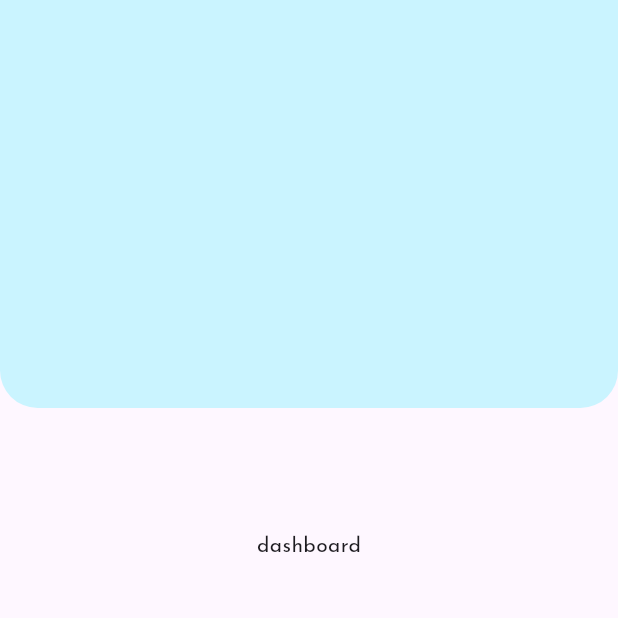
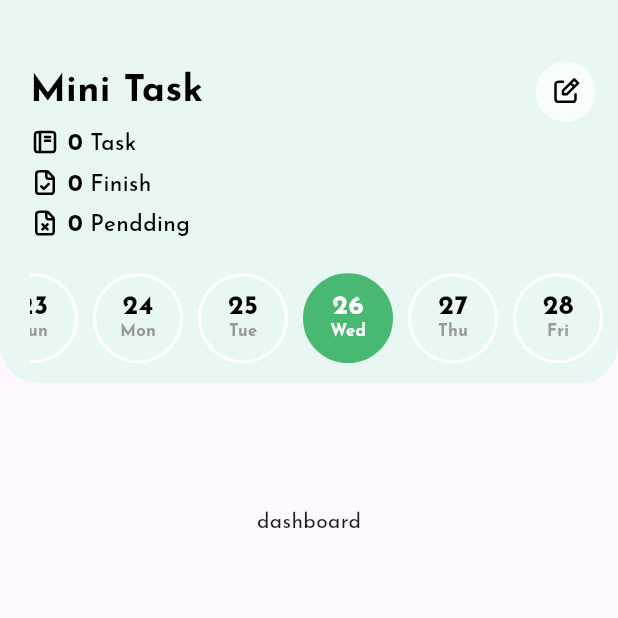
Before and after one commit to adimaulanaa/mitask, a Flutter app: the screen it shows after launch, on a phone screen of 412 x 824 dp, the top half of it. Run offline on Flutter 3.47's test engine with Material 3 defaults, Android fonts, the phone set to English and light mode, and no system bars; our stand-ins replace dartz, equatable, flutter_bloc, flutter_svg, get_it, shared_preferences and 1 more; accounts and stored records are empty.

Commit message:
UI select date

```diff
--- a/lib/core/media/media_colors.dart
+++ b/lib/core/media/media_colors.dart
@@ -15,7 +15,7 @@ class AppColors {
   static const Color bgRed = Color(0xFFFF0000);
 
 
-  static const Color primary = Color(0xFF81BFDA);
-  static const Color secondary = Color(0xFF608BC1);
+  static const Color primary = Color(0xFF49B873);
+  static const Color secondary = Color(0xFFE8F7F4);
   static const Color tertiary = Color(0xFFC4D7FF);
 }
--- a/lib/core/media/media_res.dart
+++ b/lib/core/media/media_res.dart
@@ -6,19 +6,16 @@ class MediaRes {
 
   // ! Core File
   static const logo = '$_baseImage/logo.png';
-  static const back = '$_baseIcon/arrow-left.svg';
-  static const warning = '$_baseIcon/info-warning.svg';
-  static const setting = '$_baseIcon/settings.svg';
-  static const close = '$_baseIcon/close.svg';
-  static const deleteUser = '$_baseIcon/user-delete.svg';
-  static const addUser = '$_baseIcon/user-add.svg';
-  static const dSearch = '$_baseIcon/search.svg';
-  static const dSearchRight = '$_baseIcon/search-right.svg';
-  static const dEditPencil = '$_baseIcon/edit-pencil.svg';
 
   // ! Onboarding
   static const omboarding = '$_baseImage/logo.png';
 
+  // ! Dashboard
+  static const addTask = '$_baseIcon/task-add.svg';
+  static const finishTask = '$_baseIcon/finish-task.svg';
+  static const penddingTask = '$_baseIcon/task-pendding.svg';
+  static const allTask = '$_baseIcon/all-task.svg';
+
 
 
 }
--- a/lib/features/dashboard/presentation/pages/dashboard_screen.dart
+++ b/lib/features/dashboard/presentation/pages/dashboard_screen.dart
@@ -1,11 +1,15 @@
 import 'package:flutter/material.dart';
 import 'package:flutter_bloc/flutter_bloc.dart';
+import 'package:flutter_svg/svg.dart';
 import 'package:mitask/core/config/config_resources.dart';
 import 'package:mitask/core/media/media_colors.dart';
+import 'package:mitask/core/media/media_res.dart';
+import 'package:mitask/core/media/media_text.dart';
 import 'package:mitask/core/utils/loading_helpers.dart';
 import 'package:mitask/core/utils/snackbar_extension.dart';
 import 'package:mitask/features/dashboard/data/models/model.dart';
 import 'package:mitask/features/dashboard/presentation/bloc/bloc.dart';
+import 'package:mitask/features/dashboard/presentation/widgets/view_date.dart';
 
 class DashboardScreen extends StatefulWidget {
   const DashboardScreen({super.key});
@@ -15,12 +19,31 @@ class DashboardScreen extends StatefulWidget {
 }
 
 class _DashboardScreenState extends State<DashboardScreen> {
+  final ScrollController _scrollController = ScrollController();
+  DateTime now = DateTime.now();
   List<DateModel> listDate = [];
+  String inDay = '';
+  String inDayName = '';
+  String inDayTask = '';
+  String inDayFinishTask = '';
+  String inDayPenddingTask = '';
 
   @override
   void initState() {
     super.initState();
     context.read<DashboardBloc>().add(const GetDashboard());
+  }
+
+  void scrollToToday() {
+    int todayIndex = listDate.indexWhere((e) => e.date == now.day.toString());
+    if (todayIndex != -1) {
+      double targetOffset = todayIndex * 70.0; // 70 = perkiraan lebar tiap item
+      _scrollController.animateTo(
+        targetOffset,
+        duration: const Duration(milliseconds: 800),
+        curve: Curves.easeInOut,
+      );
+    }
   }
 
   @override
@@ -39,6 +62,8 @@ class _DashboardScreenState extends State<DashboardScreen> {
           } else if (state is DashboardLoaded) {
             if (state.data.isNotEmpty) {
               listDate = state.data;
+              selectedDate(now.day.toString());
+              scrollToToday();
             }
           }
         },
@@ -47,7 +72,7 @@ class _DashboardScreenState extends State<DashboardScreen> {
             return Stack(
               children: [
                 _bodyData(context, size), // Latar belakang utama
-                if (state is DashboardLoading ) ...[
+                if (state is DashboardLoading) ...[
                   // Layar semi-transparan gelap
                   Container(
                     color: Colors.black.withOpacity(0.5),
@@ -67,14 +92,74 @@ class _DashboardScreenState extends State<DashboardScreen> {
     return Column(
       children: [
         Container(
-          height: size.height * 0.33,
+          height: size.height * 0.31,
           width: size.width,
+          padding: const EdgeInsets.only(left: 20),
           decoration: const BoxDecoration(
-            color: AppColors.bgMain,
+            color: AppColors.secondary,
             borderRadius: BorderRadius.only(
               bottomLeft: Radius.circular(25),
               bottomRight: Radius.circular(25),
             ),
+          ),
+          child: Column(
+            crossAxisAlignment: CrossAxisAlignment.start,
+            children: [
+              SizedBox(height: size.height * 0.05),
+              Row(
+                mainAxisAlignment: MainAxisAlignment.spaceBetween,
+                children: [
+                  Text(
+                    'Mini Task',
+                    style: blackTextstyle.copyWith(
+                      fontSize: 25,
+                      fontWeight: bold,
+                    ),
+                  ),
+                  Container(
+                    height: 40,
+                    width: 40,
+                    padding: const EdgeInsets.all(10),
+                    margin: const EdgeInsets.only(right: 15),
+                    decoration: BoxDecoration(
+                      color: AppColors.bgColor.withOpacity(0.7),
+                      borderRadius: const BorderRadius.all(
+                        Radius.circular(100),
+                      ),
+                    ),
+                    child: SvgPicture.asset(
+                      MediaRes.addTask,
+                      fit: BoxFit.contain,
+                      // width: 20,
+                      // ignore: deprecated_member_use
+                      color: AppColors.bgBlack,
+                    ),
+                  ),
+                ],
+              ),
+              // SizedBox(height: size.height * 0.04),
+              infoTitleTask(MediaRes.allTask, inDayTask, 'Task'),
+              infoTitleTask(MediaRes.finishTask, inDayFinishTask, 'Finish'),
+              infoTitleTask(
+                  MediaRes.penddingTask, inDayPenddingTask, 'Pendding'),
+              const SizedBox(height: 20),
+              SingleChildScrollView(
+                controller: _scrollController,
+                scrollDirection: Axis.horizontal,
+                child: Row(
+                  children: listDate.map((e) {
+                    return InkWell(
+                      onTap: () => selectedDate(e.date.toString()),
+                      child: DateCircle(
+                        date: e.date.toString(),
+                        day: e.day.toString(),
+                        inDay: inDay,
+                      ),
+                    );
+                  }).toList(),
+                ),
+              )
+            ],
           ),
         ),
         SizedBox(height: size.height * 0.1),
@@ -82,4 +167,56 @@ class _DashboardScreenState extends State<DashboardScreen> {
       ],
     );
   }
+
+  Row infoTitleTask(String icon, value, name) {
+    return Row(
+      // crossAxisAlignment: CrossAxisAlignment.center,
+      children: [
+        SvgPicture.asset(
+          icon,
+          fit: BoxFit.contain,
+          width: 20,
+          // ignore: deprecated_member_use
+          color: AppColors.bgBlack,
+        ),
+        const SizedBox(width: 5),
+        Padding(
+          padding: const EdgeInsets.only(top: 4),
+          child: Text.rich(
+            TextSpan(
+              children: [
+                TextSpan(
+                  text: value,
+                  style: blackTextstyle.copyWith(
+                    fontSize: 16,
+                    fontWeight: bold,
+                  ),
+                ),
+                const TextSpan(text: ' '),
+                TextSpan(
+                  text: name,
+                  style: blackTextstyle.copyWith(
+                    fontSize: 15,
+                    fontWeight: medium,
+                  ),
+                ),
+              ],
+            ),
+          ),
+        ),
+      ],
+    );
+  }
+
+  void selectedDate(String date) {
+    var setDt = listDate.where((task) {
+      return task.date == date;
+    }).toList();
+    inDay = setDt[0].date.toString();
+    inDayName = setDt[0].day.toString();
+    inDayTask = setDt[0].taskToday.toString();
+    inDayFinishTask = setDt[0].taskFinish.toString();
+    inDayPenddingTask = setDt[0].taskPendding.toString();
+    setState(() {});
+  }
 }
--- /dev/null
+++ b/lib/features/dashboard/presentation/widgets/view_date.dart
@@ -0,0 +1,56 @@
+import 'package:flutter/material.dart';
+import 'package:mitask/core/media/media_colors.dart';
+import 'package:mitask/core/media/media_text.dart';
+
+class DateCircle extends StatelessWidget {
+  final String date;
+  final String day;
+  final String inDay;
+
+  const DateCircle({
+    super.key,
+    required this.date,
+    required this.day,
+    required this.inDay,
+  });
+
+  @override
+  Widget build(BuildContext context) {
+
+    return Container(
+      width: 60,
+      height: 60,
+      margin: const EdgeInsets.only(right: 10),
+      decoration: BoxDecoration(
+        color: inDay == date ? AppColors.primary : Colors.transparent,
+        shape: BoxShape.circle,
+        border: Border.all(
+          color: inDay == date ? AppColors.primary : AppColors.bgColor,
+          width: 2.0,
+        ),
+      ),
+      child: Column(
+        mainAxisAlignment: MainAxisAlignment.center,
+        children: [
+          Text(
+            date,
+            style: transTextstyle.copyWith(
+              fontSize: 18,
+              fontWeight: bold,
+              color: inDay == date ? AppColors.bgColor : AppColors.bgBlack,
+              height: 1.0,
+            ),
+          ),
+          Text(
+            day,
+            style: transTextstyle.copyWith(
+              fontSize: 11,
+              fontWeight: bold,
+              color: inDay == date ? AppColors.bgColor : AppColors.bgGrey,
+            ),
+          ),
+        ],
+      ),
+    );
+  }
+}
--- a/pubspec.yaml
+++ b/pubspec.yaml
@@ -44,6 +44,7 @@ dependencies:
   dartz: ^0.10.1
   equatable: ^2.0.7
   get_it: ^8.0.3
+  flutter_svg: ^2.0.17
 
 dev_dependencies:
   flutter_test:
```
Also changed, not shown: assets/icons/all-task.svg (added), assets/icons/finish-task.svg (added), assets/icons/task-add.svg (added), assets/icons/task-pendding.svg (added), pubspec.lock.
